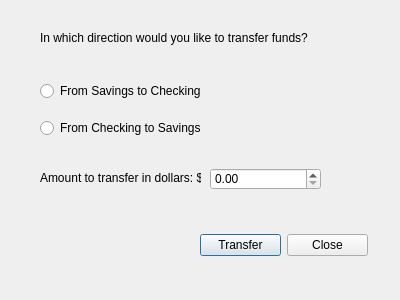
This is transfer.ui in Refleximus/BankingAppBOJ-GitRepository as Qt 5 draws it before an edit. The edited form follows.
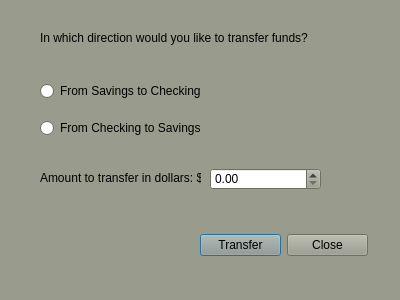
This is the edited form.

Patch:
```diff
--- a/transfer.ui
+++ b/transfer.ui
@@ -10,6 +10,421 @@
     <height>300</height>
    </rect>
   </property>
+  <property name="palette">
+   <palette>
+    <active>
+     <colorrole role="WindowText">
+      <brush brushstyle="SolidPattern">
+       <color alpha="255">
+        <red>0</red>
+        <green>0</green>
+        <blue>0</blue>
+       </color>
+      </brush>
+     </colorrole>
+     <colorrole role="Button">
+      <brush brushstyle="SolidPattern">
+       <color alpha="255">
+        <red>153</red>
+        <green>156</green>
+        <blue>140</blue>
+       </color>
+      </brush>
+     </colorrole>
+     <colorrole role="Light">
+      <brush brushstyle="SolidPattern">
+       <color alpha="255">
+        <red>230</red>
+        <green>234</green>
+        <blue>210</blue>
+       </color>
+      </brush>
+     </colorrole>
+     <colorrole role="Midlight">
+      <brush brushstyle="SolidPattern">
+       <color alpha="255">
+        <red>191</red>
+        <green>195</green>
+        <blue>175</blue>
+       </color>
+      </brush>
+     </colorrole>
+     <colorrole role="Dark">
+      <brush brushstyle="SolidPattern">
+       <color alpha="255">
+        <red>76</red>
+        <green>78</green>
+        <blue>70</blue>
+       </color>
+      </brush>
+     </colorrole>
+     <colorrole role="Mid">
+      <brush brushstyle="SolidPattern">
+       <color alpha="255">
+        <red>102</red>
+        <green>104</green>
+        <blue>93</blue>
+       </color>
+      </brush>
+     </colorrole>
+     <colorrole role="Text">
+      <brush brushstyle="SolidPattern">
+       <color alpha="255">
+        <red>0</red>
+        <green>0</green>
+        <blue>0</blue>
+       </color>
+      </brush>
+     </colorrole>
+     <colorrole role="BrightText">
+      <brush brushstyle="SolidPattern">
+       <color alpha="255">
+        <red>255</red>
+        <green>255</green>
+        <blue>255</blue>
+       </color>
+      </brush>
+     </colorrole>
+     <colorrole role="ButtonText">
+      <brush brushstyle="SolidPattern">
+       <color alpha="255">
+        <red>0</red>
+        <green>0</green>
+        <blue>0</blue>
+       </color>
+      </brush>
+     </colorrole>
+     <colorrole role="Base">
+      <brush brushstyle="SolidPattern">
+       <color alpha="255">
+        <red>255</red>
+        <green>255</green>
+        <blue>255</blue>
+       </color>
+      </brush>
+     </colorrole>
+     <colorrole role="Window">
+      <brush brushstyle="SolidPattern">
+       <color alpha="255">
+        <red>153</red>
+        <green>156</green>
+        <blue>140</blue>
+       </color>
+      </brush>
+     </colorrole>
+     <colorrole role="Shadow">
+      <brush brushstyle="SolidPattern">
+       <color alpha="255">
+        <red>0</red>
+        <green>0</green>
+        <blue>0</blue>
+       </color>
+      </brush>
+     </colorrole>
+     <colorrole role="AlternateBase">
+      <brush brushstyle="SolidPattern">
+       <color alpha="255">
+        <red>204</red>
+        <green>205</green>
+        <blue>197</blue>
+       </color>
+      </brush>
+     </colorrole>
+     <colorrole role="ToolTipBase">
+      <brush brushstyle="SolidPattern">
+       <color alpha="255">
+        <red>255</red>
+        <green>255</green>
+        <blue>220</blue>
+       </color>
+      </brush>
+     </colorrole>
+     <colorrole role="ToolTipText">
+      <brush brushstyle="SolidPattern">
+       <color alpha="255">
+        <red>0</red>
+        <green>0</green>
+        <blue>0</blue>
+       </color>
+      </brush>
+     </colorrole>
+    </active>
+    <inactive>
+     <colorrole role="WindowText">
+      <brush brushstyle="SolidPattern">
+       <color alpha="255">
+        <red>0</red>
+        <green>0</green>
+        <blue>0</blue>
+       </color>
+      </brush>
+     </colorrole>
+     <colorrole role="Button">
+      <brush brushstyle="SolidPattern">
+       <color alpha="255">
+        <red>153</red>
+        <green>156</green>
+        <blue>140</blue>
+       </color>
+      </brush>
+     </colorrole>
+     <colorrole role="Light">
+      <brush brushstyle="SolidPattern">
+       <color alpha="255">
+        <red>230</red>
+        <green>234</green>
+        <blue>210</blue>
+       </color>
+      </brush>
+     </colorrole>
+     <colorrole role="Midlight">
+      <brush brushstyle="SolidPattern">
+       <color alpha="255">
+        <red>191</red>
+        <green>195</green>
+        <blue>175</blue>
+       </color>
+      </brush>
+     </colorrole>
+     <colorrole role="Dark">
+      <brush brushstyle="SolidPattern">
+       <color alpha="255">
+        <red>76</red>
+        <green>78</green>
+        <blue>70</blue>
+       </color>
+      </brush>
+     </colorrole>
+     <colorrole role="Mid">
+      <brush brushstyle="SolidPattern">
+       <color alpha="255">
+        <red>102</red>
+        <green>104</green>
+        <blue>93</blue>
+       </color>
+      </brush>
+     </colorrole>
+     <colorrole role="Text">
+      <brush brushstyle="SolidPattern">
+       <color alpha="255">
+        <red>0</red>
+        <green>0</green>
+        <blue>0</blue>
+       </color>
+      </brush>
+     </colorrole>
+     <colorrole role="BrightText">
+      <brush brushstyle="SolidPattern">
+       <color alpha="255">
+        <red>255</red>
+        <green>255</green>
+        <blue>255</blue>
+       </color>
+      </brush>
+     </colorrole>
+     <colorrole role="ButtonText">
+      <brush brushstyle="SolidPattern">
+       <color alpha="255">
+        <red>0</red>
+        <green>0</green>
+        <blue>0</blue>
+       </color>
+      </brush>
+     </colorrole>
+     <colorrole role="Base">
+      <brush brushstyle="SolidPattern">
+       <color alpha="255">
+        <red>255</red>
+        <green>255</green>
+        <blue>255</blue>
+       </color>
+      </brush>
+     </colorrole>
+     <colorrole role="Window">
+      <brush brushstyle="SolidPattern">
+       <color alpha="255">
+        <red>153</red>
+        <green>156</green>
+        <blue>140</blue>
+       </color>
+      </brush>
+     </colorrole>
+     <colorrole role="Shadow">
+      <brush brushstyle="SolidPattern">
+       <color alpha="255">
+        <red>0</red>
+        <green>0</green>
+        <blue>0</blue>
+       </color>
+      </brush>
+     </colorrole>
+     <colorrole role="AlternateBase">
+      <brush brushstyle="SolidPattern">
+       <color alpha="255">
+        <red>204</red>
+        <green>205</green>
+        <blue>197</blue>
+       </color>
+      </brush>
+     </colorrole>
+     <colorrole role="ToolTipBase">
+      <brush brushstyle="SolidPattern">
+       <color alpha="255">
+        <red>255</red>
+        <green>255</green>
+        <blue>220</blue>
+       </color>
+      </brush>
+     </colorrole>
+     <colorrole role="ToolTipText">
+      <brush brushstyle="SolidPattern">
+       <color alpha="255">
+        <red>0</red>
+        <green>0</green>
+        <blue>0</blue>
+       </color>
+      </brush>
+     </colorrole>
+    </inactive>
+    <disabled>
+     <colorrole role="WindowText">
+      <brush brushstyle="SolidPattern">
+       <color alpha="255">
+        <red>76</red>
+        <green>78</green>
+        <blue>70</blue>
+       </color>
+      </brush>
+     </colorrole>
+     <colorrole role="Button">
+      <brush brushstyle="SolidPattern">
+       <color alpha="255">
+        <red>153</red>
+        <green>156</green>
+        <blue>140</blue>
+       </color>
+      </brush>
+     </colorrole>
+     <colorrole role="Light">
+      <brush brushstyle="SolidPattern">
+       <color alpha="255">
+        <red>230</red>
+        <green>234</green>
+        <blue>210</blue>
+       </color>
+      </brush>
+     </colorrole>
+     <colorrole role="Midlight">
+      <brush brushstyle="SolidPattern">
+       <color alpha="255">
+        <red>191</red>
+        <green>195</green>
+        <blue>175</blue>
+       </color>
+      </brush>
+     </colorrole>
+     <colorrole role="Dark">
+      <brush brushstyle="SolidPattern">
+       <color alpha="255">
+        <red>76</red>
+        <green>78</green>
+        <blue>70</blue>
+       </color>
+      </brush>
+     </colorrole>
+     <colorrole role="Mid">
+      <brush brushstyle="SolidPattern">
+       <color alpha="255">
+        <red>102</red>
+        <green>104</green>
+        <blue>93</blue>
+       </color>
+      </brush>
+     </colorrole>
+     <colorrole role="Text">
+      <brush brushstyle="SolidPattern">
+       <color alpha="255">
+        <red>76</red>
+        <green>78</green>
+        <blue>70</blue>
+       </color>
+      </brush>
+     </colorrole>
+     <colorrole role="BrightText">
+      <brush brushstyle="SolidPattern">
+       <color alpha="255">
+        <red>255</red>
+        <green>255</green>
+        <blue>255</blue>
+       </color>
+      </brush>
+     </colorrole>
+     <colorrole role="ButtonText">
+      <brush brushstyle="SolidPattern">
+       <color alpha="255">
+        <red>76</red>
+        <green>78</green>
+        <blue>70</blue>
+       </color>
+      </brush>
+     </colorrole>
+     <colorrole role="Base">
+      <brush brushstyle="SolidPattern">
+       <color alpha="255">
+        <red>153</red>
+        <green>156</green>
+        <blue>140</blue>
+       </color>
+      </brush>
+     </colorrole>
+     <colorrole role="Window">
+      <brush brushstyle="SolidPattern">
+       <color alpha="255">
+        <red>153</red>
+        <green>156</green>
+        <blue>140</blue>
+       </color>
+      </brush>
+     </colorrole>
+     <colorrole role="Shadow">
+      <brush brushstyle="SolidPattern">
+       <color alpha="255">
+        <red>0</red>
+        <green>0</green>
+        <blue>0</blue>
+       </color>
+      </brush>
+     </colorrole>
+     <colorrole role="AlternateBase">
+      <brush brushstyle="SolidPattern">
+       <color alpha="255">
+        <red>153</red>
+        <green>156</green>
+        <blue>140</blue>
+       </color>
+      </brush>
+     </colorrole>
+     <colorrole role="ToolTipBase">
+      <brush brushstyle="SolidPattern">
+       <color alpha="255">
+        <red>255</red>
+        <green>255</green>
+        <blue>220</blue>
+       </color>
+      </brush>
+     </colorrole>
+     <colorrole role="ToolTipText">
+      <brush brushstyle="SolidPattern">
+       <color alpha="255">
+        <red>0</red>
+        <green>0</green>
+        <blue>0</blue>
+       </color>
+      </brush>
+     </colorrole>
+    </disabled>
+   </palette>
+  </property>
   <property name="windowTitle">
    <string>Transfer Funds</string>
   </property>
```
